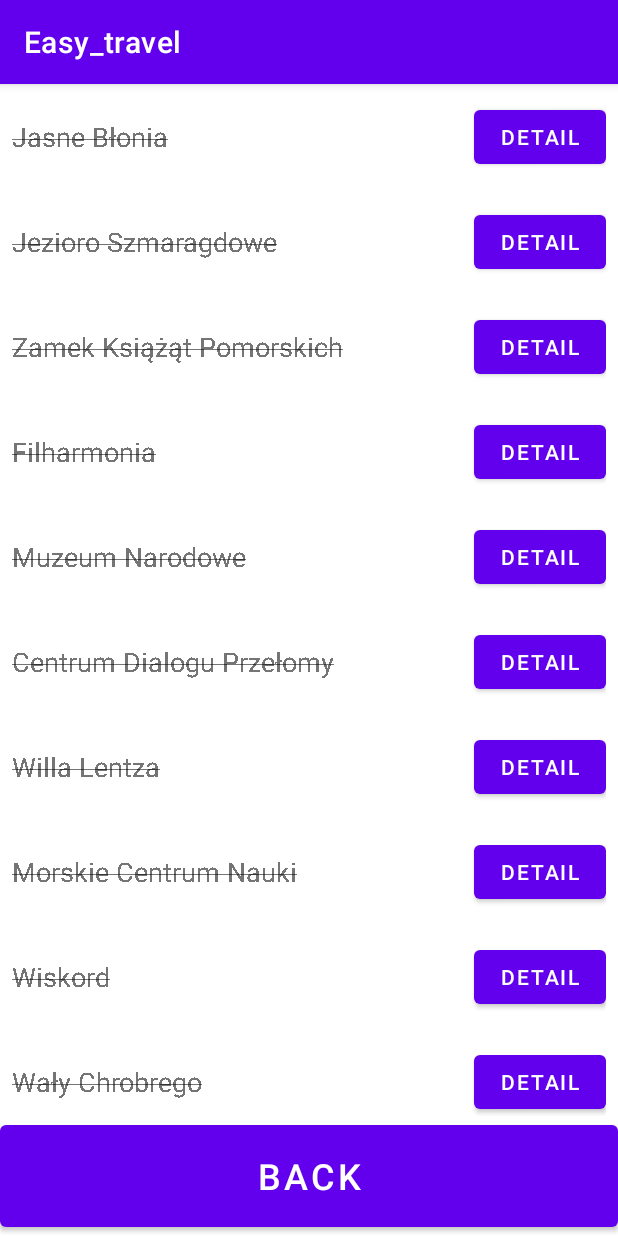
After one commit to bartoszszostakiewicz/Easy_travel, an Android app: the TripListActivity screen opened directly, with no data from a screen before it, on a phone screen of 412 x 824 dp. The commit adds this screen. Run offline under Robolectric (Android 15) with nearby library versions, the phone set to English and light mode, and no system bars.

Commit message:
Dodanie aktywnosci 'TripListActivity'. Funkcjonalnosc layout za pomoca databinding

```diff
--- a/Easy_Travel/app/src/main/java/com/example/easy_travel/TripActive.kt
+++ b/Easy_Travel/app/src/main/java/com/example/easy_travel/TripActive.kt
@@ -5,6 +5,7 @@ import android.graphics.Paint.STRIKE_THRU_TEXT_FLAG
 import android.view.LayoutInflater
 import android.view.View
 import android.view.ViewGroup
+import android.widget.Button
 import android.widget.TextView
 import androidx.recyclerview.widget.RecyclerView
 
@@ -43,11 +44,13 @@ class TripActive (
     override fun onBindViewHolder(holder: TripViewHolder, position: Int) {
         val curTrip = tripCells[position]
         holder.itemView.apply {
-            //tripTitle.text = curTrip.name
-           // toggleStrikeThrough(tripTitle, curTrip.isOver)
-           // detailButton.setOnClickListener {
-                // Page to describe
-            //}
+            var detailButton = findViewById<Button>(R.id.detailButton)
+            var tripTitle = findViewById<TextView>(R.id.tripTitle)
+            tripTitle.text = curTrip.name
+            toggleStrikeThrough(tripTitle, curTrip.isOver)
+            detailButton.setOnClickListener {
+                //Page to describe
+            }
         }
     }
 
--- /dev/null
+++ b/Easy_Travel/app/src/main/java/com/example/easy_travel/TripListActivity.kt
@@ -0,0 +1,41 @@
+package com.example.easy_travel
+
+import android.content.Intent
+import android.os.Bundle
+import android.widget.Button
+import androidx.appcompat.app.AppCompatActivity
+import androidx.recyclerview.widget.LinearLayoutManager
+import androidx.recyclerview.widget.RecyclerView
+
+class TripListActivity : AppCompatActivity() {
+    private lateinit var tripActive: TripActive
+    override fun onCreate(savedInstanceState: Bundle?) {
+        super.onCreate(savedInstanceState)
+        setContentView(R.layout.trip_plan)
+
+        var tripList = findViewById<RecyclerView>(R.id.tripList)
+        var backBtn = findViewById<Button>(R.id.buttonBack)
+
+        val tripItems: MutableList<TripCell> = mutableListOf()
+        tripItems.add(TripCell("Jasne Błonia", true, "..."))
+        tripItems.add(TripCell("Jezioro Szmaragdowe", true, "..."))
+        tripItems.add(TripCell("Zamek Książąt Pomorskich", true, "..."))
+        tripItems.add(TripCell("Filharmonia", true, "..."))
+        tripItems.add(TripCell("Muzeum Narodowe", true, "..."))
+        tripItems.add(TripCell("Centrum Dialogu Przełomy", true, "..."))
+        tripItems.add(TripCell("Willa Lentza", true, "..."))
+        tripItems.add(TripCell("Morskie Centrum Nauki", true, "..."))
+        tripItems.add(TripCell("Wiskord", true, "..."))
+        tripItems.add(TripCell("Wały Chrobrego", true, "..."))
+
+        tripActive = TripActive(tripItems)
+
+
+        tripList.adapter = tripActive
+        tripList.layoutManager = LinearLayoutManager(this)
+
+        backBtn.setOnClickListener {
+            this.finish()
+        }
+    }
+}
--- a/Easy_Travel/app/src/main/res/layout/activity_main_map.xml
+++ b/Easy_Travel/app/src/main/res/layout/activity_main_map.xml
@@ -73,7 +73,7 @@
         map:layout_constraintTop_toBottomOf="@+id/map_fragment" />
 
     <Button
-        android:id="@+id/trip_plan"
+        android:id="@+id/trip_button"
         android:layout_width="249dp"
         android:layout_height="62dp"
         android:text="Plan wycieczki"
```
Also changed, not shown: Easy_Travel/app/src/main/AndroidManifest.xml (+7 -0 lines), Easy_Travel/app/src/main/java/com/example/easy_travel/MainActivity.kt (+0 -27 lines), Easy_Travel/app/src/main/java/com/example/easy_travel/MenuActivity.kt (+10 -0 lines).
